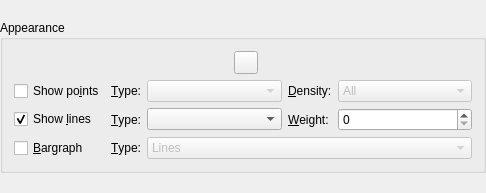
Before: the Qt Designer form src/widgets/curveappearance.ui in Kst-plot/kst, drawn with Qt 5.
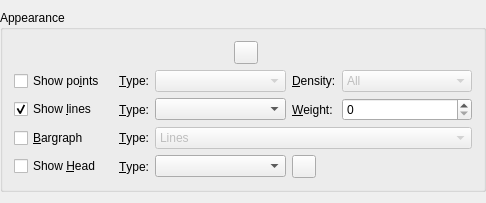
After: the same form once the commit is applied. Custom widgets are drawn as their Qt base class.

What changed in the file:
```diff
--- a/src/widgets/curveappearance.ui
+++ b/src/widgets/curveappearance.ui
@@ -1,12 +1,12 @@
 <ui version="4.0" >
  <class>CurveAppearance</class>
- <widget class="QWidget" name="CurveAppearance" >
-  <property name="geometry" >
+ <widget class="QWidget" name="CurveAppearance">
+  <property name="geometry">
    <rect>
     <x>0</x>
     <y>0</y>
     <width>486</width>
-    <height>193</height>
+    <height>203</height>
    </rect>
   </property>
   <property name="sizePolicy" >
@@ -15,17 +15,14 @@
     <verstretch>0</verstretch>
    </sizepolicy>
   </property>
-  <layout class="QVBoxLayout" >
-   <property name="spacing" >
-    <number>0</number>
-   </property>
-   <property name="margin" >
+  <layout class="QHBoxLayout" name="horizontalLayout">
+   <property name="margin">
     <number>0</number>
    </property>
    <item>
-    <widget class="QGroupBox" name="GroupBox9_2_2_2" >
-     <property name="sizePolicy" >
-      <sizepolicy vsizetype="Fixed" hsizetype="Preferred" >
+    <widget class="QGroupBox" name="GroupBox9_2_2_2">
+     <property name="sizePolicy">
+      <sizepolicy hsizetype="Preferred" vsizetype="Fixed">
        <horstretch>0</horstretch>
        <verstretch>0</verstretch>
       </sizepolicy>
@@ -39,13 +36,13 @@
      <property name="title" >
       <string>Appearance</string>
      </property>
-     <layout class="QGridLayout" name="_2" >
-      <item row="0" column="0" colspan="7" >
-       <layout class="QHBoxLayout" >
+     <layout class="QGridLayout" name="_2">
+      <item row="0" column="0" colspan="7">
+       <layout class="QHBoxLayout">
         <item>
-         <widget class="QLabel" name="_label" >
-          <property name="sizePolicy" >
-           <sizepolicy vsizetype="Preferred" hsizetype="MinimumExpanding" >
+         <widget class="QLabel" name="_label">
+          <property name="sizePolicy">
+           <sizepolicy hsizetype="MinimumExpanding" vsizetype="Preferred">
             <horstretch>0</horstretch>
             <verstretch>0</verstretch>
            </sizepolicy>
@@ -65,9 +62,9 @@
          </widget>
         </item>
         <item>
-         <widget class="Kst::ColorButton" name="_color" >
-          <property name="sizePolicy" >
-           <sizepolicy vsizetype="Fixed" hsizetype="Fixed" >
+         <widget class="Kst::ColorButton" name="_color">
+          <property name="sizePolicy">
+           <sizepolicy hsizetype="Fixed" vsizetype="Fixed">
             <horstretch>0</horstretch>
             <verstretch>0</verstretch>
            </sizepolicy>
@@ -363,12 +360,42 @@
         </item>
        </widget>
       </item>
+      <item row="4" column="0">
+       <widget class="QCheckBox" name="_showHead">
+        <property name="text">
+         <string>Show &amp;Head</string>
+        </property>
+       </widget>
+      </item>
+      <item row="4" column="3">
+       <widget class="QLabel" name="_textLabelHeadStyle">
+        <property name="text">
+         <string>&amp;Type:</string>
+        </property>
+        <property name="buddy">
+         <cstring>_comboHeadSymbol</cstring>
+        </property>
+       </widget>
+      </item>
+      <item row="4" column="4">
+       <widget class="QComboBox" name="_comboHeadSymbol"/>
+      </item>
+      <item row="4" column="5">
+       <widget class="Kst::ColorButton" name="_headColor">
+        <property name="sizePolicy">
+         <sizepolicy hsizetype="Fixed" vsizetype="Fixed">
+          <horstretch>0</horstretch>
+          <verstretch>0</verstretch>
+         </sizepolicy>
+        </property>
+       </widget>
+      </item>
      </layout>
     </widget>
    </item>
   </layout>
  </widget>
- <layoutdefault spacing="6" margin="11" />
+ <layoutdefault spacing="6" margin="11"/>
  <customwidgets>
   <customwidget>
    <class>Kst::ColorButton</class>
```
Left out of the diff: 227 changed lines with no effect on the pictures.
